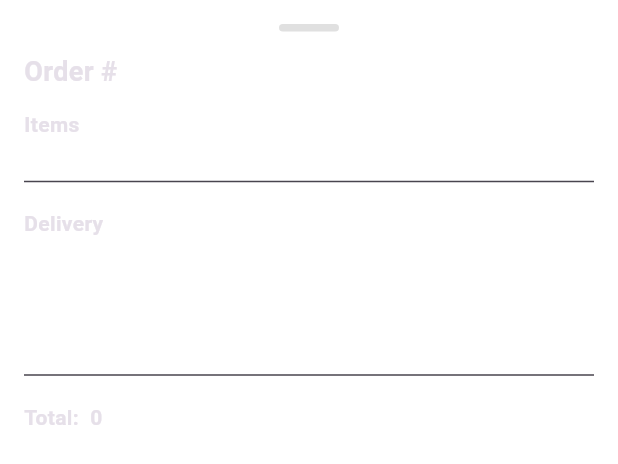
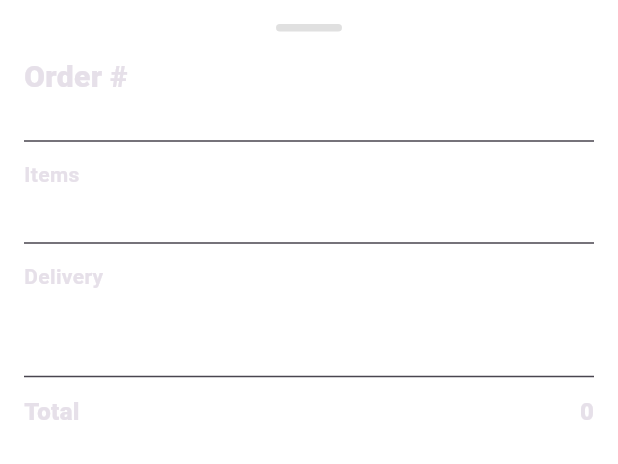
Before and after one commit to OBAlbert/cadeli, a Flutter app: the _OrderDetailsSheet widget shown alone on an empty page, opened directly with empty values, on a phone screen of 412 x 824 dp. Shown: the top 464 px of the screen. Run offline on Flutter 3.47's test engine with Material 3 defaults, Android fonts, the light colour scheme and no system bars; our stand-ins replace cloud_firestore, cloud_functions, firebase_auth, firebase_core, firebase_messaging, flutter_local_notifications and 7 more; missing offline and left inert: google_place; accounts and stored records are empty; network calls fail; statements that could not run were skipped.

Commit message:
the newer wave2time

```diff
--- a/lib/models/chat_thread.dart
+++ b/lib/models/chat_thread.dart
@@ -1,3 +1,5 @@
+import 'package:cloud_firestore/cloud_firestore.dart';
+
 class ChatThread {
   final String orderId;
   final String customerId;
--- a/lib/screens/chat_thread_page.dart
+++ b/lib/screens/chat_thread_page.dart
@@ -4,6 +4,7 @@ import 'package:flutter/material.dart';
 import '../services/chat_service.dart';
 import '../models/chat_message.dart';
 import '../widget/app_scaffold.dart';
+import 'chat_list_page.dart';
 
 class ChatThreadPage extends StatefulWidget {
   const ChatThreadPage({
@@ -61,6 +62,26 @@ class _ChatThreadPageState extends State<ChatThreadPage> {
   );
   }
 
+  // ADD/KEEP THIS inside _ChatThreadPageState (above build)
+  void _goTab(BuildContext context, int i) {
+  // replace with your real named routes if different
+  const routes = ['/home', '/products', '/messages', '/profile'];
+
+  if (i == 2) {
+  // Messages tab → open list explicitly
+  Navigator.of(context).pushReplacement(
+  MaterialPageRoute(builder: (_) => const ChatListPage()),
+  );
+  return;
+  }
+  if (i >= 0 && i < routes.length) {
+  Navigator.of(context).pushReplacementNamed(routes[i]);
+  }
+  }
+
+
+
+
   @override
   Widget build(BuildContext context) {
   final me = FirebaseAuth.instance.currentUser?.uid ?? '';
@@ -68,12 +89,11 @@ class _ChatThreadPageState extends State<ChatThreadPage> {
 
   return AppScaffold(
   currentIndex: 2,
-  onTabSelected: (_) {},
+  onTabSelected: (i) => _goTab(context, i),
   child: Stack(
   fit: StackFit.expand,
   children: [
-  Positioned.fill(child: Image.asset('assets/img/fade_base.jpg', fit: BoxFit.cover)),
-  Positioned.fill(child: Container(color: Colors.white.withOpacity(0.86))),
+  Positioned.fill(child: Image.asset('assets/background/fade_base.jpg', fit: BoxFit.cover)),
    Column(
   children: [
   // Inline header under the global AppScaffold bar
@@ -255,6 +275,24 @@ class _Bubble extends StatelessWidget {
   final String text;
   final bool isMine;
   final DateTime time;
+
+  //  route helper for bottom tabs
+  void _goTab(BuildContext context, int i) {
+    // replace these with your real named routes if different
+    const routes = ['/home', '/products', '/messages', '/profile'];
+
+    if (i == 2) {
+      // Messages tab → open list explicitly
+      Navigator.of(context).pushReplacement(
+        MaterialPageRoute(builder: (_) => const ChatListPage()),
+      );
+      return;
+    }
+    if (i >= 0 && i < routes.length) {
+      Navigator.of(context).pushReplacementNamed(routes[i]);
+    }
+  }
+
 
   @override
   Widget build(BuildContext context) {
@@ -440,43 +478,93 @@ class _OrderDetailsSheet extends StatelessWidget {
               child: ListView(
                 controller: controller,
                 children: [
-                  Center(child: Container(width: 40, height: 5, decoration: BoxDecoration(color: Colors.grey[300], borderRadius: BorderRadius.circular(4)))),
-                  const SizedBox(height: 14),
-                  Text('Order #$orderId', style: const TextStyle(fontSize: 18, fontWeight: FontWeight.bold)),
+                  // drag handle
+                  Center(
+                    child: Container(
+                      width: 44,
+                      height: 5,
+                      decoration: BoxDecoration(
+                        color: Colors.grey[300],
+                        borderRadius: BorderRadius.circular(3),
+                      ),
+                    ),
+                  ),
+                  const SizedBox(height: 16),
+
+                  // Title
+                  Text(
+                    'Order #$orderId',
+                    style: const TextStyle(fontSize: 20, fontWeight: FontWeight.w800),
+                  ),
                   if (email.isNotEmpty) ...[
                     const SizedBox(height: 4),
-                    Text('Email: $email', style: const TextStyle(color: Colors.black54)),
+                    Text(email, style: const TextStyle(color: Colors.black54)),
                   ],
-                  const SizedBox(height: 12),
-                  const Text('Items', style: TextStyle(fontWeight: FontWeight.bold)),
-                  const SizedBox(height: 6),
+
+                  const SizedBox(height: 16),
+                  const Divider(height: 24),
+
+                  // Items header
+                  const Text('Items', style: TextStyle(fontWeight: FontWeight.w700)),
+                  const SizedBox(height: 8),
+
+                  // Items list (name x qty .... price)
                   ...items.map((it) {
                     final name = (it is Map && it['name'] != null) ? it['name'].toString() : 'Item';
                     final qty  = (it is Map && it['quantity'] != null) ? it['quantity'].toString() : '1';
                     final price = (it is Map && it['total'] != null) ? it['total'].toString() : '';
                     return Padding(
-                      padding: const EdgeInsets.symmetric(vertical: 4),
+                      padding: const EdgeInsets.symmetric(vertical: 6),
                       child: Row(
-                        mainAxisAlignment: MainAxisAlignment.spaceBetween,
                         children: [
-                          Expanded(child: Text('$name × $qty')),
-                          Text(price.isNotEmpty ? '$currency $price' : ''),
+                          Expanded(
+                            child: Text(
+                              '$name × $qty',
+                              style: const TextStyle(fontSize: 14, fontWeight: FontWeight.w600),
+                            ),
+                          ),
+                          Text(
+                            price.isNotEmpty ? '$currency $price' : '',
+                            style: const TextStyle(fontSize: 14, fontWeight: FontWeight.w700),
+                          ),
                         ],
                       ),
                     );
                   }),
-                  const SizedBox(height: 14),
-                  const Divider(),
-                  const SizedBox(height: 10),
-                  const Text('Delivery', style: TextStyle(fontWeight: FontWeight.bold)),
-                  const SizedBox(height: 6),
-                  Text((address['address_1'] ?? address['line1'] ?? address['address'] ?? '').toString()),
-                  Text((address['city'] ?? '').toString()),
-                  Text((address['country'] ?? '').toString()),
-                  const SizedBox(height: 14),
-                  const Divider(),
-                  const SizedBox(height: 10),
-                  Text('Total: $currency $total', style: const TextStyle(fontWeight: FontWeight.bold)),
+
+                  const SizedBox(height: 16),
+                  const Divider(height: 24),
+
+                  // Delivery header
+                  const Text('Delivery', style: TextStyle(fontWeight: FontWeight.w700)),
+                  const SizedBox(height: 8),
+
+                  // Delivery lines
+                  Text(
+                    (address['address_1'] ?? address['line1'] ?? address['address'] ?? '').toString(),
+                    style: const TextStyle(fontWeight: FontWeight.w600),
+                  ),
+                  if ((address['city'] ?? '').toString().isNotEmpty)
+                    Text(address['city'], style: const TextStyle(color: Colors.black54)),
+                  if ((address['country'] ?? '').toString().isNotEmpty)
+                    Text(address['country'], style: const TextStyle(color: Colors.black54)),
+
+                  const SizedBox(height: 16),
+                  const Divider(height: 24),
+
+                  // Total
+                  Row(
+                    mainAxisAlignment: MainAxisAlignment.spaceBetween,
+                    children: [
+                      const Text('Total', style: TextStyle(fontWeight: FontWeight.w800, fontSize: 16)),
+                      Text(
+                        '$currency $total',
+                        style: const TextStyle(fontWeight: FontWeight.w900, fontSize: 16),
+                      ),
+                    ],
+                  ),
+
+                  const SizedBox(height: 12),
                 ],
               ),
             );
--- a/pubspec.yaml
+++ b/pubspec.yaml
@@ -118,6 +118,7 @@ flutter:
     - assets/background/start_background.jpg
     - assets/background/startpic.jpg
     - assets/background/startcadeli.jpg
+    - assets/background/fade_base.jpg
     - assets/cadeli.logo.jpg
     - assets/index/index1.jpg
     - assets/index/index2.jpg
```
Also changed, not shown: lib/screens/chat_list_page.dart (+47 -38 lines), lib/screens/checkout_page.dart (+14 -6 lines), lib/screens/register_page.dart (+62 -9 lines). Lines whose indentation alone changed are shown as unchanged.
